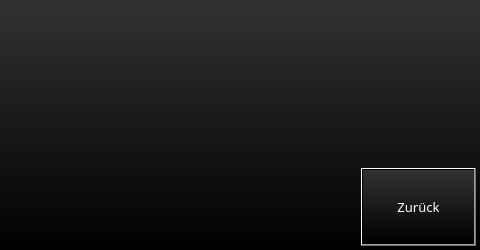
First picture: the form in projects/klaus_visu_ap420/smartmeterwindow.ui, repository busmaster/homebus, before the edit.
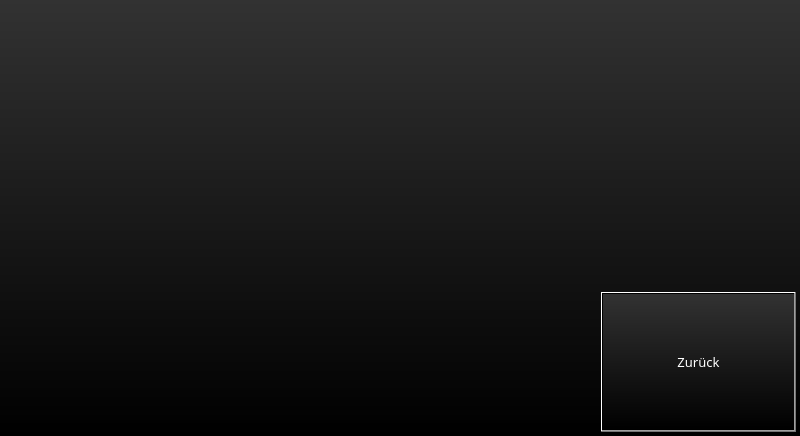
Second picture: the form after the edit.

What changed in the file:
```diff
--- a/projects/klaus_visu_ap420/smartmeterwindow.ui
+++ b/projects/klaus_visu_ap420/smartmeterwindow.ui
@@ -6,8 +6,8 @@
    <rect>
     <x>0</x>
     <y>0</y>
-    <width>480</width>
-    <height>250</height>
+    <width>800</width>
+    <height>436</height>
    </rect>
   </property>
   <property name="sizePolicy">
@@ -31,10 +31,10 @@
   <widget class="QPushButton" name="pushButtonBack">
    <property name="geometry">
     <rect>
-     <x>361</x>
-     <y>168</y>
-     <width>115</width>
-     <height>78</height>
+     <x>601</x>
+     <y>292</y>
+     <width>195</width>
+     <height>140</height>
     </rect>
    </property>
    <property name="styleSheet">
@@ -48,11 +48,20 @@
    <property name="geometry">
     <rect>
      <x>20</x>
-     <y>10</y>
-     <width>300</width>
+     <y>20</y>
+     <width>500</width>
      <height>30</height>
     </rect>
    </property>
+   <property name="font">
+    <font>
+     <family>Sans</family>
+     <pointsize>16</pointsize>
+     <weight>50</weight>
+     <italic>false</italic>
+     <bold>false</bold>
+    </font>
+   </property>
    <property name="styleSheet">
     <string notr="true">background-color: rgba(255, 255, 255, 0);
 color: rgb(255, 255, 255);
@@ -67,10 +76,19 @@
     <rect>
      <x>20</x>
      <y>50</y>
-     <width>300</width>
+     <width>500</width>
      <height>30</height>
     </rect>
    </property>
+   <property name="font">
+    <font>
+     <family>Sans</family>
+     <pointsize>16</pointsize>
+     <weight>50</weight>
+     <italic>false</italic>
+     <bold>false</bold>
+    </font>
+   </property>
    <property name="styleSheet">
     <string notr="true">background-color: rgba(255, 255, 255, 0);
 color: rgb(255, 255, 255);
```
Left out of the diff: 4 changed lines with no effect on the pictures.
